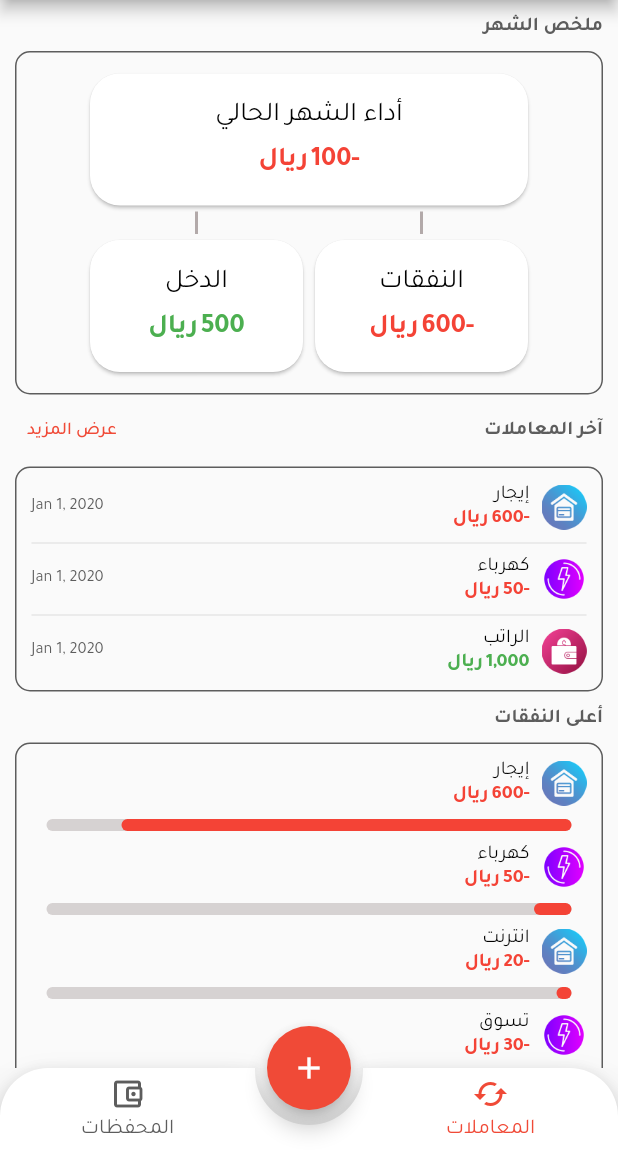
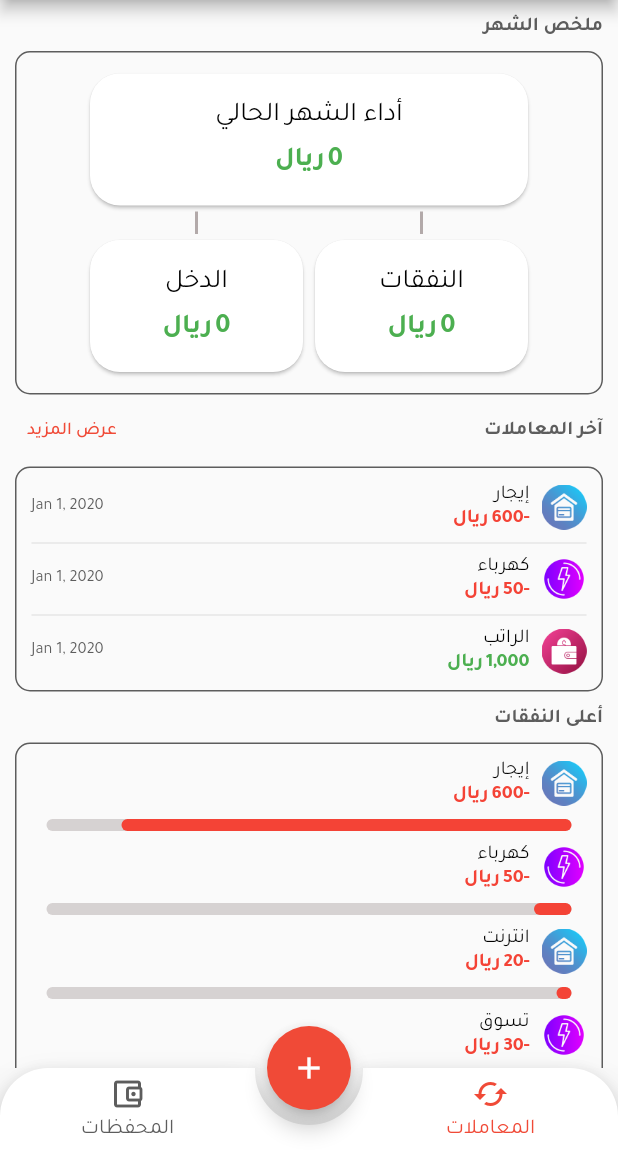
Before and after one commit to omarbashaiwth/MyFinanceApp, a Flutter app: the screen it shows once a user with an empty profile is signed in, on a phone screen of 412 x 824 dp, the part 84-1236 px from its top. Run offline on Flutter 3.47's test engine with Material 2 defaults, Android fonts, the phone set to English and light mode, and no system bars; drawn by our look-alikes of animated_bottom_navigation_bar, percent_indicator; our stand-ins replace cloud_firestore, firebase_auth, firebase_core, get; accounts and stored records are empty.

Commit message:
implemented the monthly summary logic

```diff
--- a/lib/transactions/home/controller/transaction_controller.dart
+++ b/lib/transactions/home/controller/transaction_controller.dart
@@ -1,27 +1,33 @@
 import 'package:cloud_firestore/cloud_firestore.dart';
+import 'package:firebase_auth/firebase_auth.dart';
 import 'package:flutter/material.dart';
+import 'package:myfinance_app/transactions/home/model/transaction.dart'
+    as my_transaction;
 import 'package:myfinance_app/transactions/home/model/category.dart';
 import 'package:myfinance_app/wallets/model/wallet.dart';
 
 class TransactionController extends ChangeNotifier {
-
   final _firestore = FirebaseFirestore.instance;
+  final _auth = FirebaseAuth.instance;
 
   int _selectedIcon = 14;
+
   int get selectedIcon => _selectedIcon;
 
   Category _selectedCategory =
-      Category(label: 'أخرى', icon: 'assets/icons/expenses_icons/other.png');
+      Category(category: 'أخرى', icon: 'assets/icons/expenses_icons/other.png');
 
   Category get selectedCategory => _selectedCategory;
 
   Wallet _selectedWallet = Wallet();
+
   Wallet get selectedWallet => _selectedWallet;
 
   void onChangeSelectedIcon(int selectedIconIndex) {
     _selectedIcon = selectedIconIndex;
     notifyListeners();
   }
+
 
   void onCategoryChange(Category category) {
     _selectedCategory = category;
@@ -33,12 +39,65 @@ class TransactionController extends ChangeNotifier {
     notifyListeners();
   }
 
-  Future<void> saveTransaction(Map<String, dynamic> transaction) async {
-    _firestore.collection('Transaction').add(transaction);
+  Future<void> saveTransaction(my_transaction.Transaction transaction) async {
+    _firestore
+        .collection('Transactions')
+        .withConverter(
+            fromFirestore: my_transaction.Transaction.fromFirestore,
+            toFirestore: (my_transaction.Transaction transaction, _) =>
+                transaction.toFirestore())
+        .add(transaction);
   }
 
+  Stream<List<my_transaction.Transaction>> getTransactions() {
+    final snapshots = _firestore
+        .collection('Transactions')
+        .where('userId', isEqualTo: _auth.currentUser!.uid)
+        .orderBy('createdAt')
+        .withConverter(
+            fromFirestore: my_transaction.Transaction.fromFirestore,
+            toFirestore: (my_transaction.Transaction transaction, _) => transaction.toFirestore())
+        .snapshots();
+    final docs = snapshots.map((event) => event.docs);
+    debugPrint('stream called');
+    return docs.map((event) => event.map((e) => e.data()).toList());
+  }
+
+  double calculateTotalExpense(List<my_transaction.Transaction>? transactions){
+    var totalExpenses = 0.0;
+    if(transactions != null){
+      final expenses = transactions.where((element) => element.type == 'expense').toList();
+      final amounts = expenses.map((e) => e.amount).toList();
+      for(var amount in amounts){
+        totalExpenses += amount!;
+      }
+    }
+    return totalExpenses;
+  }
+
+  double calculateTotalIncome(List<my_transaction.Transaction>? transactions){
+    var totalIncome = 0.0;
+    if(transactions != null){
+      final expenses = transactions.where((element) => element.type == 'income').toList();
+      final amounts = expenses.map((e) => e.amount).toList();
+      for(var amount in amounts){
+        totalIncome += amount!;
+      }
+    }
+    return totalIncome;
+  }
+
+  double calculateDifference(List<my_transaction.Transaction>? transactions){
+    final totalIncome = calculateTotalIncome(transactions);
+    final totalExpenses = calculateTotalExpense(transactions);
+
+    return totalIncome + totalExpenses;
+  }
+
+
   void clearSelections() {
-    _selectedCategory = Category(label: 'أخرى', icon: 'assets/icons/expenses_icons/other.png');
+    _selectedCategory = Category(
+        category: 'أخرى', icon: 'assets/icons/expenses_icons/other.png');
     _selectedIcon = 14;
     _selectedWallet = Wallet();
     notifyListeners();
--- a/lib/transactions/home/model/category.dart
+++ b/lib/transactions/home/model/category.dart
@@ -1,6 +1,6 @@
 class Category{
   String icon;
-  String label;
+  String category;
 
-  Category({this.icon = '', this.label = ''});
+  Category({this.icon = '', this.category = ''});
 }
--- a/lib/transactions/home/view/screens/home_screen.dart
+++ b/lib/transactions/home/view/screens/home_screen.dart
@@ -4,6 +4,8 @@ import 'package:flutter/material.dart';
 import 'package:flutter/services.dart';
 import 'package:myfinance_app/auth/controller/services/firebase_auth_services.dart';
 import 'package:myfinance_app/core/ui/theme.dart';
+import 'package:myfinance_app/transactions/home/controller/transaction_controller.dart';
+import 'package:provider/provider.dart';
 
 import '../../model/category.dart';
 import '../../model/transaction.dart' as my_transaction;
@@ -16,6 +18,7 @@ class HomeScreen extends StatelessWidget {
 
   @override
   Widget build(BuildContext context) {
+    final controller = Provider.of<TransactionController>(context);
     SystemChrome.setSystemUIOverlayStyle(const SystemUiOverlayStyle(
         statusBarColor: Colors.transparent,
         statusBarIconBrightness: Brightness.dark));
@@ -31,7 +34,7 @@ class HomeScreen extends StatelessWidget {
         child: Column(
           children: [
             _headerSection(header: 'ملخص الشهر'),
-            _monthlySummarySection(),
+            _monthlySummarySection(controller),
             _headerSection(header: 'آخر المعاملات', showMore: true),
             _lastTransactionsSection(),
             _headerSection(header: 'أعلى النفقات'),
@@ -58,7 +61,7 @@ class HomeScreen extends StatelessWidget {
     );
   }
 
-  Widget _monthlySummarySection(){
+  Widget _monthlySummarySection(TransactionController controller) {
     return Container(
       padding: const EdgeInsets.all(10),
       decoration: BoxDecoration(
@@ -67,7 +70,16 @@ class HomeScreen extends StatelessWidget {
       ),
       child: Column(
         children: [
-          summaryCard(title: 'أداء الشهر الحالي', amount: -100, width: 300),
+          StreamBuilder(
+            stream: controller.getTransactions(),
+            builder: (context, snapshot) {
+              return summaryCard(
+                  title: 'أداء الشهر الحالي',
+                  amount: controller.calculateDifference(snapshot.data),
+                  width: 300,
+              );
+            }
+          ),
           Row(
             mainAxisAlignment: MainAxisAlignment.center,
             children: [
@@ -78,7 +90,16 @@ class HomeScreen extends StatelessWidget {
                     width: 2,
                     color: normalGray,
                   ),
-                  summaryCard(title: 'النفقات', amount: -600, width: 150),
+                  StreamBuilder(
+                    stream: controller.getTransactions(),
+                    builder: (context, snapshot) {
+                      return summaryCard(
+                          title: 'النفقات',
+                          amount: controller.calculateTotalExpense(snapshot.data),
+                          width: 150
+                      );
+                    }
+                  ),
                 ],
               ),
               Column(
@@ -88,7 +109,16 @@ class HomeScreen extends StatelessWidget {
                     width: 2,
                     color: normalGray,
                   ),
-                  summaryCard(title: 'الدخل', amount: 500, width: 150),
+                  StreamBuilder(
+                    stream: controller.getTransactions(),
+                    builder: (context, snapshot) {
+                      return summaryCard(
+                          title: 'الدخل',
+                          amount: controller.calculateTotalIncome(snapshot.data),
+                          width: 150,
+                      );
+                    }
+                  ),
 
                 ],
               )
@@ -101,11 +131,11 @@ class HomeScreen extends StatelessWidget {
 
   Widget _lastTransactionsSection(){
     var latestFiveTransactions = [
-      my_transaction.Transaction(name: 'إيجار', amount: -600,note: null,date: Timestamp.fromDate(DateTime(2020)),category: Category(icon:'assets/icons/expenses_icons/rent.png')),
-      my_transaction.Transaction(name:'كهرباء', amount:-50,note: null,date:Timestamp.fromDate(DateTime(2020)),category: Category(icon: 'assets/icons/expenses_icons/electricity.png')),
-      my_transaction.Transaction(name: 'الراتب', amount: 1000,note: null,date: Timestamp.fromDate(DateTime(2020)) , category: Category(icon:'assets/icons/salary.png')),
-      my_transaction.Transaction(name: 'انترنت', amount: -20,note: null,date: Timestamp.fromDate(DateTime(2020)),category: Category(icon: 'assets/icons/expenses_icons/rent.png')),
-      my_transaction.Transaction(name: 'تسوق', amount: -30,note: null,date: Timestamp.fromDate(DateTime(2020)),category: Category(icon: 'assets/icons/expenses_icons/electricity.png')),
+      my_transaction.Transaction(name: 'إيجار', amount: -600,note: null,createdAt: Timestamp.fromDate(DateTime(2020)),category: Category(icon:'assets/icons/expenses_icons/rent.png')),
+      my_transaction.Transaction(name:'كهرباء', amount:-50,note: null,createdAt:Timestamp.fromDate(DateTime(2020)),category: Category(icon: 'assets/icons/expenses_icons/electricity.png')),
+      my_transaction.Transaction(name: 'الراتب', amount: 1000,note: null,createdAt: Timestamp.fromDate(DateTime(2020)) , category: Category(icon:'assets/icons/salary.png')),
+      my_transaction.Transaction(name: 'انترنت', amount: -20,note: null,createdAt: Timestamp.fromDate(DateTime(2020)),category: Category(icon: 'assets/icons/expenses_icons/rent.png')),
+      my_transaction.Transaction(name: 'تسوق', amount: -30,note: null,createdAt: Timestamp.fromDate(DateTime(2020)),category: Category(icon: 'assets/icons/expenses_icons/electricity.png')),
     ];
     return Container(
       padding: const EdgeInsets.all(10),
@@ -128,10 +158,10 @@ class HomeScreen extends StatelessWidget {
 
   Widget _higherExpensesSection(){
     var higherFiveTransactions = [
-      my_transaction.Transaction(name: 'إيجار', amount: -600,note: null,date: Timestamp.fromDate(DateTime(2020)),category: Category(icon: 'assets/icons/expenses_icons/rent.png')),
-      my_transaction.Transaction(name:'كهرباء', amount:-50,note: null,date:Timestamp.fromDate(DateTime(2020)),category: Category(icon: 'assets/icons/expenses_icons/electricity.png')),
-      my_transaction.Transaction(name: 'انترنت', amount: -20,note: null,date: Timestamp.fromDate(DateTime(2020)),category:Category(icon: 'assets/icons/expenses_icons/rent.png')),
-      my_transaction.Transaction(name: 'تسوق', amount: -30,note: null,date: Timestamp.fromDate(DateTime(2020)),category:Category(icon: 'assets/icons/expenses_icons/electricity.png')),
+      my_transaction.Transaction(name: 'إيجار', amount: -600,note: null,createdAt: Timestamp.fromDate(DateTime(2020)),category: Category(icon: 'assets/icons/expenses_icons/rent.png')),
+      my_transaction.Transaction(name:'كهرباء', amount:-50,note: null,createdAt:Timestamp.fromDate(DateTime(2020)),category: Category(icon: 'assets/icons/expenses_icons/electricity.png')),
+      my_transaction.Transaction(name: 'انترنت', amount: -20,note: null,createdAt: Timestamp.fromDate(DateTime(2020)),category:Category(icon: 'assets/icons/expenses_icons/rent.png')),
+      my_transaction.Transaction(name: 'تسوق', amount: -30,note: null,createdAt: Timestamp.fromDate(DateTime(2020)),category:Category(icon: 'assets/icons/expenses_icons/electricity.png')),
     ];
     final amounts = higherFiveTransactions.map((e) => e.amount).toList();
     var totalAmounts = 0.0;
--- a/lib/transactions/home/view/widgets/appbar_with_tabs.dart
+++ b/lib/transactions/home/view/widgets/appbar_with_tabs.dart
@@ -3,9 +3,10 @@ import 'package:myfinance_app/core/ui/theme.dart';
 
 class AppBarWithTabs extends StatelessWidget {
   final TabController tabController;
+  final Function(int) onIndexChange;
   final Function onCloseClicked;
   final Function onSaveClicked;
-  const AppBarWithTabs({Key? key, required this.tabController, required this.onCloseClicked, required this.onSaveClicked}) : super(key: key);
+  const AppBarWithTabs({Key? key, required this.tabController, required this.onCloseClicked, required this.onSaveClicked, required this.onIndexChange}) : super(key: key);
 
   @override
   Widget build(BuildContext context) {
@@ -20,6 +21,7 @@ class AppBarWithTabs extends StatelessWidget {
           onPressed: () => onSaveClicked(),
           child: const Text('حفظ',style: TextStyle(fontFamily: 'Tajawal', color: whiteColor))),
       bottom: TabBar(
+        onTap:(index) =>  onIndexChange(index),
         padding: const EdgeInsets.only(left: 10, right: 10, top: 10),
         indicator: const BoxDecoration(color: lightRedColor),
         controller: tabController,
--- a/lib/transactions/home/view/widgets/last_transactions.dart
+++ b/lib/transactions/home/view/widgets/last_transactions.dart
@@ -29,7 +29,7 @@ Widget lastTransactionsItem(
           )
         ],
       ),
-      Text(DateFormat.yMMMd().format(DateTime.fromMicrosecondsSinceEpoch(transaction.date!.microsecondsSinceEpoch)), style: const TextStyle(
+      Text(DateFormat.yMMMd().format(DateTime.fromMicrosecondsSinceEpoch(transaction.createdAt!.microsecondsSinceEpoch)), style: const TextStyle(
           fontFamily: 'Tajawal',
           fontSize: 11,
           color: darkGray
--- a/lib/transactions/home/view/widgets/transaction_form.dart
+++ b/lib/transactions/home/view/widgets/transaction_form.dart
@@ -42,7 +42,7 @@ class TransactionForm {
                 hasPrefix: true,
                 readOnly: false,
                 onSaved: (value) =>
-                transaction.amount = int.parse(value).toDouble()),
+                transaction.amount = -int.parse(value).toDouble()),
             const SizedBox(height: 20),
             Align(
                 alignment: Alignment.centerRight,
@@ -75,7 +75,7 @@ class TransactionForm {
             const SizedBox(height: 8),
             ClickableTextField(
               onClick: () => TransactionBottomSheet(context).showExpensesIconsBS(),
-              text: transactionController.selectedCategory.label,
+              text: transactionController.selectedCategory.category,
               image: transactionController.selectedCategory.icon,
             ),
             const SizedBox(height: 20),
--- a/lib/wallets/controller/wallet_controller.dart
+++ b/lib/wallets/controller/wallet_controller.dart
@@ -14,7 +14,7 @@ class WalletController extends ChangeNotifier {
 
   WalletType get walletType => _walletType;
 
-  double getTotalBalance(List<Wallet> wallets) {
+  double calculateTotalBalance(List<Wallet> wallets) {
     var totalBalance = 0.0;
     final balances = wallets.map((wallet) => wallet.currentBalance).toList();
     for (var balance in balances) {
--- a/lib/wallets/view/screens/wallets_screen.dart
+++ b/lib/wallets/view/screens/wallets_screen.dart
@@ -40,7 +40,7 @@ class WalletsScreen extends StatelessWidget {
                   if(snapshot.hasData) {
                     return WalletBalance(
                       balanceLabel: 'إجمالي الرصيد',
-                      balance: walletProvider.getTotalBalance(snapshot.data!),
+                      balance: walletProvider.calculateTotalBalance(snapshot.data!),
                       fontSize: 36,
                     );
                   } else {
```
Also changed, not shown: lib/transactions/home/model/transaction.dart (+29 -24 lines), lib/transactions/home/view/screens/add_transaction_screen.dart (+10 -4 lines), lib/transactions/home/view/widgets/transaction_bottom_sheet.dart (+16 -16 lines), lib/wallets/model/wallet.dart (+19 -19 lines).
